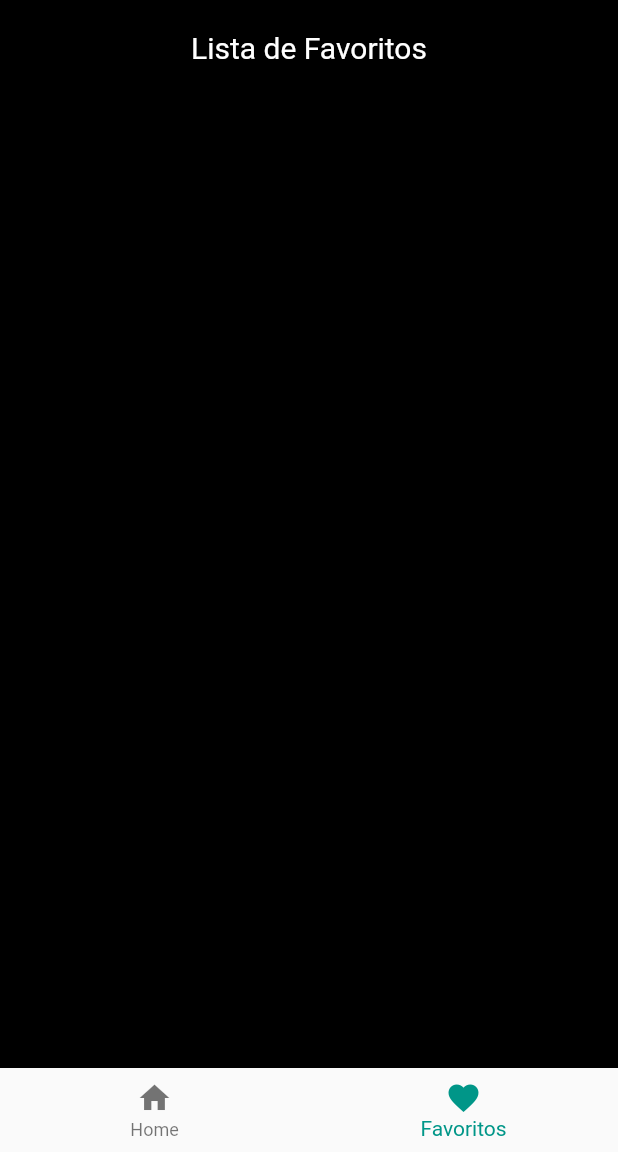
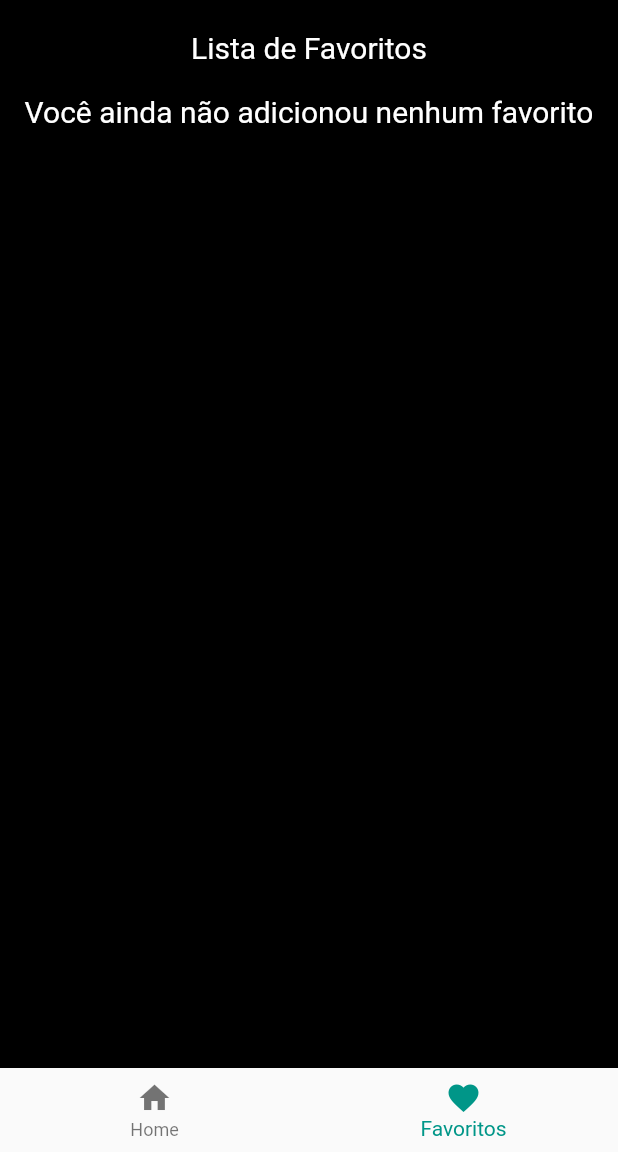
Before and after one commit to CharlesEdu07/MegamanRobotMastersApp, a Flutter app: the screen it shows after launch, item 2 of the bottom bar chosen, on a phone screen of 412 x 824 dp, the part 84-1236 px from its top. Run offline on Flutter 3.47's test engine with Material 2 defaults, Android fonts, the phone set to English and light mode, and no system bars; our stand-ins replace flutter_hooks.

Commit message:
Removendo da tela de favoritos

```diff
--- a/lib/components/list_favorites.dart
+++ b/lib/components/list_favorites.dart
@@ -1,9 +1,11 @@
 import 'package:flutter/material.dart';
 import 'package:flutter_hooks/flutter_hooks.dart';
+import '../services/service.dart';
 
 class ListFavorites extends HookWidget {
   final List jsonObjects;
   final List<String> propertyNames;
+  final Service service;
 
   const ListFavorites({
     super.key,
@@ -15,6 +17,7 @@ class ListFavorites extends HookWidget {
       "weakness",
       "series"
     ],
+    required this.service,
   });
 
   @override
@@ -26,7 +29,12 @@ class ListFavorites extends HookWidget {
             style: TextStyle(fontSize: 20, color: Colors.white)),
       ),
       const SizedBox(height: 20),
-      Column(
+      jsonObjects.isEmpty
+          ? const Center(
+              child: Text("Você ainda não adicionou nenhum favorito",
+                  style: TextStyle(fontSize: 20, color: Colors.white)),
+            )
+          : Column(
               children: jsonObjects.map(
               (jsonObject) {
                 return Card(
@@ -41,7 +49,19 @@ class ListFavorites extends HookWidget {
                     trailing: IconButton(
                       icon: const Icon(Icons.favorite),
                       color: Colors.red,
-                onPressed: () {},
+                      onPressed: () {
+                        service.favoritesStateNotifier.value = {
+                          'status': ConnectionStatus.ready,
+                          'dataObjects': service
+                              .favoritesStateNotifier.value['dataObjects']
+                              .where((element) =>
+                                  element[propertyNames[0]] !=
+                                  jsonObject[propertyNames[0]])
+                              .toList(),
+                          'propertyNames': service
+                              .favoritesStateNotifier.value['propertyNames'],
+                        };
+                      },
                     ),
                   ),
                 );
--- a/lib/main.dart
+++ b/lib/main.dart
@@ -87,6 +87,7 @@ class MyHomePage extends HookWidget {
                     return ListFavorites(
                       jsonObjects: value['dataObjects'],
                       propertyNames: value['propertyNames'],
+                      service: service,
                     );
                   },
                 )
```
Lines whose indentation alone changed are shown as unchanged.
